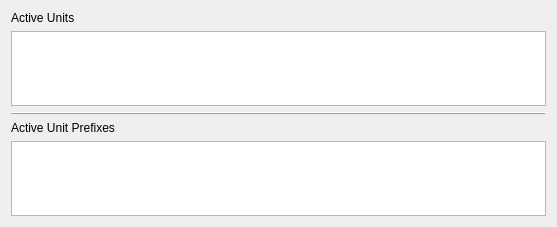
Before: the Qt Designer form som_gui/module/attribute/qt/UnitSettings.ui in c-mellueh/SOM-Toolkit, drawn with Qt 5.
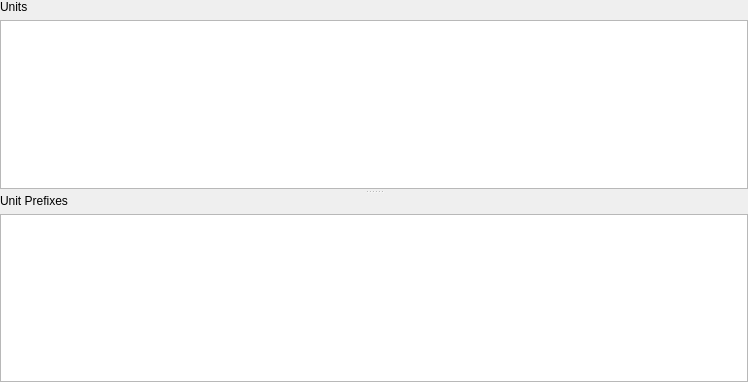
After: the same form once the commit is applied.

Commit message: fix: update UnitSettings UI layout and improve widget organization

What changed in the file:
```diff
--- a/som_gui/module/attribute/qt/UnitSettings.ui
+++ b/som_gui/module/attribute/qt/UnitSettings.ui
@@ -6,44 +6,86 @@
    <rect>
     <x>0</x>
     <y>0</y>
-    <width>557</width>
-    <height>227</height>
+    <width>748</width>
+    <height>382</height>
    </rect>
   </property>
   <property name="windowTitle">
    <string>Form</string>
   </property>
-  <layout class="QVBoxLayout" name="verticalLayout">
+  <layout class="QVBoxLayout" name="verticalLayout_3">
+   <property name="spacing">
+    <number>0</number>
+   </property>
+   <property name="leftMargin">
+    <number>0</number>
+   </property>
+   <property name="topMargin">
+    <number>0</number>
+   </property>
+   <property name="rightMargin">
+    <number>0</number>
+   </property>
+   <property name="bottomMargin">
+    <number>0</number>
+   </property>
    <item>
-    <widget class="QLabel" name="label_3">
-     <property name="text">
-      <string>Active Units</string>
+    <widget class="QSplitter" name="splitter">
+     <property name="frameShape">
+      <enum>QFrame::Shape::NoFrame</enum>
      </property>
-    </widget>
-   </item>
-   <item>
-    <widget class="QListWidget" name="list_units"/>
-   </item>
-   <item>
-    <widget class="Line" name="line_2">
      <property name="frameShadow">
-      <enum>QFrame::Shadow::Raised</enum>
+      <enum>QFrame::Shadow::Plain</enum>
+     </property>
+     <property name="lineWidth">
+      <number>0</number>
+     </property>
+     <property name="midLineWidth">
+      <number>0</number>
      </property>
      <property name="orientation">
-      <enum>Qt::Orientation::Horizontal</enum>
+      <enum>Qt::Orientation::Vertical</enum>
      </property>
-    </widget>
-   </item>
-   <item>
-    <widget class="QLabel" name="label_2">
-     <property name="text">
-      <string>Active Unit Prefixes</string>
+     <property name="opaqueResize">
+      <bool>true</bool>
      </property>
+     <property name="handleWidth">
+      <number>5</number>
+     </property>
+     <widget class="QWidget" name="verticalLayoutWidget_2">
+      <layout class="QVBoxLayout" name="verticalLayout_2">
+       <item>
+        <widget class="QLabel" name="label_3">
+         <property name="text">
+          <string>Units</string>
+         </property>
+        </widget>
+       </item>
+       <item>
+        <widget class="QListWidget" name="list_units"/>
+       </item>
+      </layout>
+     </widget>
+     <widget class="QWidget" name="verticalLayoutWidget">
+      <layout class="QVBoxLayout" name="verticalLayout">
+       <item>
+        <widget class="QLabel" name="label_2">
+         <property name="text">
+          <string>Unit Prefixes</string>
+         </property>
+        </widget>
+       </item>
+       <item>
+        <widget class="QListWidget" name="list_prefixes">
+         <property name="frameShadow">
+          <enum>QFrame::Shadow::Raised</enum>
+         </property>
+        </widget>
+       </item>
+      </layout>
+     </widget>
     </widget>
    </item>
-   <item>
-    <widget class="QListWidget" name="list_prefixes"/>
-   </item>
   </layout>
  </widget>
  <resources/>
```
The commit also changes 3 other files.
